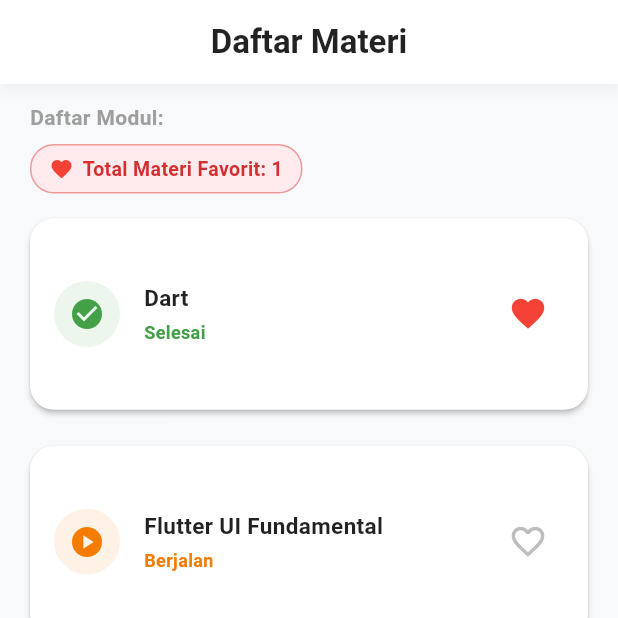
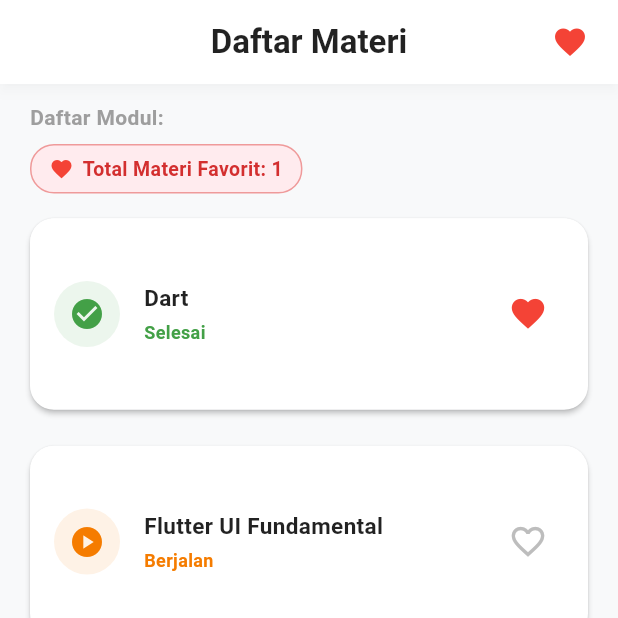
Before and after one commit to kadekmartini/flutter_ui_fundamentals, a Flutter app: the screen it shows after launch, scrolled down 303 dp, after a tap on the "favorite outline" icon, on a phone screen of 412 x 824 dp, the top half of it. Run offline on Flutter 3.47's test engine with Material 3 defaults, Android fonts, the phone set to English and light mode, and no system bars.

Commit message:
Implementasikan shared favorite state lintas screen

```diff
--- a/lib/providers/course_state.dart
+++ b/lib/providers/course_state.dart
@@ -1,14 +1,17 @@
 import 'package:flutter/foundation.dart';
 
+// TAHAP 5: Membuat class state terpisah menggunakan ChangeNotifier
 class CourseState extends ChangeNotifier {
   final Set<String> favorites = {};
 
-  void toggleFavorite(String id) {
-    if (favorites.contains(id)) {
-      favorites.remove(id);
-    } else {
-      favorites.add(id);
-    }
+  // TAHAP 13: Fungsi helper isFavorite
+  bool isFavorite(String code) => favorites.contains(code);
+
+  // TAHAP 13: Refactor toggleFavorite menggunakan ternary operator
+  void toggleFavorite(String code) {
+    favorites.contains(code)
+        ? favorites.remove(code)
+        : favorites.add(code);
     notifyListeners();
   }
 }
--- a/lib/screens/home_page.dart
+++ b/lib/screens/home_page.dart
@@ -6,6 +6,8 @@ import '../providers/course_state.dart';
 import '../providers/course_provider.dart';
 import '../widgets/course_card.dart';
 import '../main.dart'; // Untuk mengakses konstanta nama dan fungsi helper
+// TAHAP 13: Import halaman favorites
+import 'favorites_page.dart';
 
 // ==========================================
 // MainScreen Adaptive Navigation
@@ -310,6 +312,7 @@ class CoursesTab extends StatefulWidget {
 }
 
 class _CoursesTabState extends State<CoursesTab> {
+
   int columnsFor(double width) {
     if (width < 600) return 1;
     if (width < 840) return 2;
@@ -321,7 +324,23 @@ class _CoursesTabState extends State<CoursesTab> {
     final int favoriteCount = context.watch<CourseState>().favorites.length;
 
     return Scaffold(
-      appBar: AppBar(title: const Text('Daftar Materi', style: TextStyle(fontWeight: FontWeight.w700))),
+      appBar: AppBar(
+        title: const Text('Daftar Materi', style: TextStyle(fontWeight: FontWeight.w700)),
+        actions: [
+          // TAHAP 13: Tambahkan tombol ini untuk membuka halaman FavoritesPage
+          IconButton(
+            icon: const Icon(Icons.favorite, color: Colors.red),
+            tooltip: 'Lihat Favorit',
+            onPressed: () {
+              Navigator.push(
+                context,
+                MaterialPageRoute(builder: (context) => const FavoritesPage()),
+              );
+            },
+          ),
+          const SizedBox(width: 8),
+        ],
+      ),
       body: Consumer<CourseProvider>(
         builder: (context, courseProvider, child) {
           if (courseProvider.isLoading) {
--- a/lib/widgets/course_card.dart
+++ b/lib/widgets/course_card.dart
@@ -3,8 +3,8 @@ import 'package:flutter/material.dart';
 import 'package:provider/provider.dart';
 import '../models/course.dart';
 import '../providers/course_state.dart';
-import '../screens/course_detail_page.dart'; // Akan kita buat setelah ini
-import '../main.dart'; // Untuk mengakses getStatusText dan getStatusColor
+import '../screens/course_detail_page.dart';
+import '../main.dart';
 
 class InteractiveCourseCard extends StatelessWidget {
   final Course course;
@@ -57,9 +57,11 @@ class InteractiveCourseCard extends StatelessWidget {
                   ],
                 ),
               ),
+              // TAHAP 7: Consumer
               Consumer<CourseState>(
                 builder: (context, courseState, child) {
-                  final isFavorite = courseState.favorites.contains(course.code);
+                  // TAHAP 13 (Poin 55): Menggunakan helper isFavorite yang baru dibuat
+                  final isFavorite = courseState.isFavorite(course.code);
 
                   return IconButton(
                     icon: Icon(isFavorite ? Icons.favorite : Icons.favorite_border, color: isFavorite ? Colors.red : Colors.grey.shade400, size: 26),
```
Also changed, not shown: lib/screens/course_detail_page.dart (+25 -2 lines), lib/screens/favorites_page.dart (added, +47 -0 lines).
